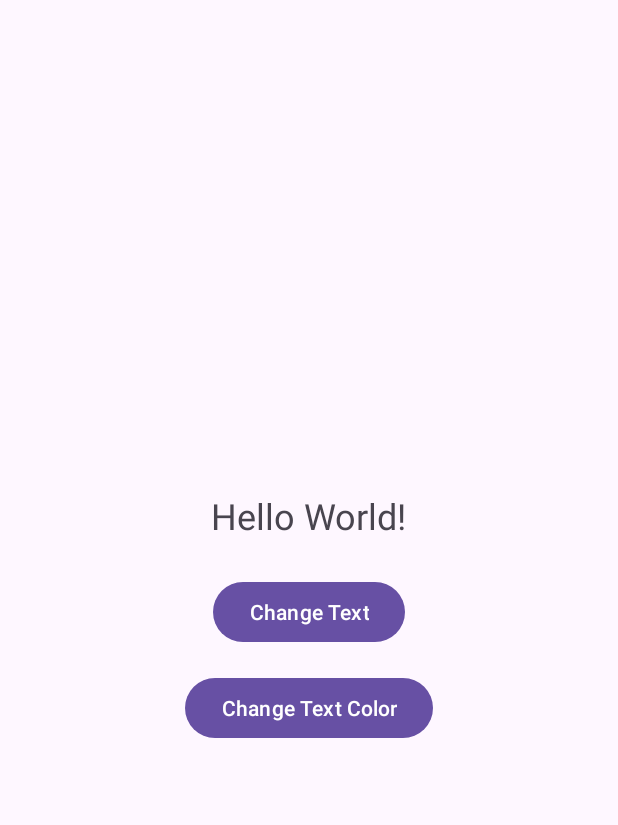
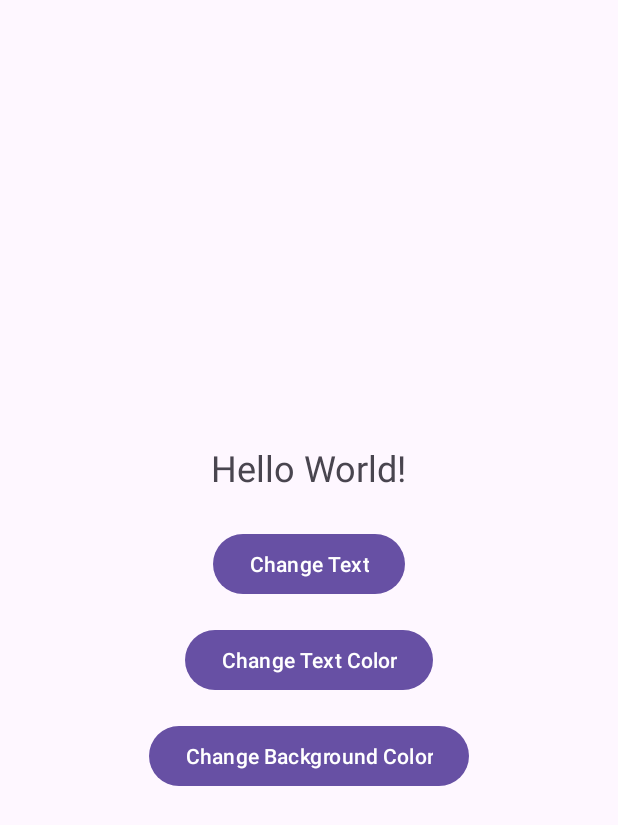
Before and after one commit to t3ymuurr/TeymurApplication, an Android app: the screen it shows after launch (MainActivity), on a phone screen of 412 x 824 dp. Shown: the top 825 px of the screen. Run offline under Robolectric (Android 15) with nearby library versions, the phone set to English and light mode, and no system bars.

Commit message:
Step 12: Add third Button to change background color

```diff
--- a/app/src/main/java/com/example/teymurapplication/MainActivity.kt
+++ b/app/src/main/java/com/example/teymurapplication/MainActivity.kt
@@ -15,6 +15,7 @@ class MainActivity : AppCompatActivity() {
         val textView: TextView = findViewById(R.id.textView)
         val button1: Button = findViewById(R.id.button1)
         val button2: Button = findViewById(R.id.button2)
+        val button3: Button = findViewById(R.id.button3)
 
         // Button 1 changes text
         button1.setOnClickListener {
@@ -25,5 +26,10 @@ class MainActivity : AppCompatActivity() {
         button2.setOnClickListener {
             textView.setTextColor(Color.RED)
         }
+
+        // Button 3 changes background color
+        button3.setOnClickListener {
+            textView.setBackgroundColor(Color.YELLOW)
+        }
     }
 }
--- a/app/src/main/res/layout/activity_main.xml
+++ b/app/src/main/res/layout/activity_main.xml
@@ -25,6 +25,13 @@
         android:id="@+id/button2"
         android:layout_width="wrap_content"
         android:layout_height="wrap_content"
-        android:text="Change Text Color" />
+        android:text="Change Text Color"
+        android:layout_marginBottom="16dp" />
+
+    <Button
+        android:id="@+id/button3"
+        android:layout_width="wrap_content"
+        android:layout_height="wrap_content"
+        android:text="Change Background Color" />
 
 </LinearLayout>
```
